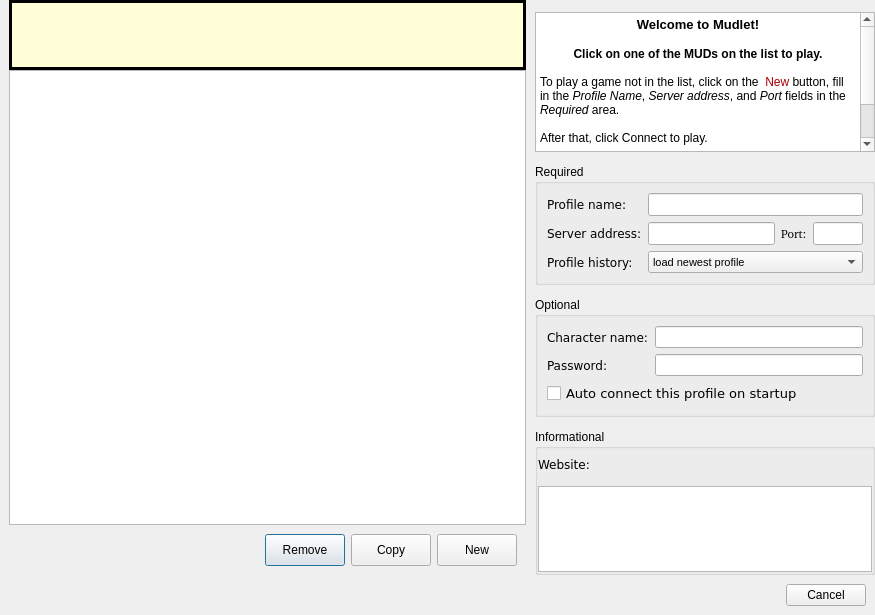
Mudlet/Mudlet, file src/ui/connection_profiles.ui: the form before one commit.
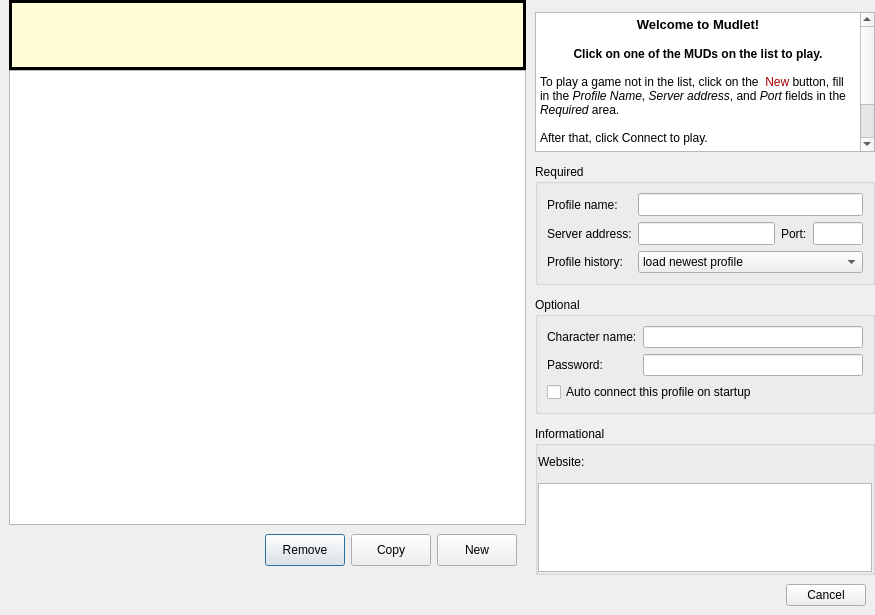
The form after the commit. Icons and pictures are not drawn.

Commit message:
Undid hardcoded fonts and sizes in connection dialog
User-selected desktop fonts and sizes should be used instead.

Patch:
```diff
--- a/src/ui/connection_profiles.ui
+++ b/src/ui/connection_profiles.ui
@@ -2282,12 +2282,6 @@
             </item>
             <item row="1" column="2">
              <widget class="QLabel" name="label_3">
-              <property name="font">
-               <font>
-                <family>Bitstream Charter</family>
-                <pointsize>9</pointsize>
-               </font>
-              </property>
               <property name="text">
                <string>Port:</string>
               </property>
@@ -2308,14 +2302,6 @@
             </item>
             <item row="0" column="0">
              <widget class="QLabel" name="label">
-              <property name="font">
-               <font>
-                <family>DejaVu Sans</family>
-                <pointsize>9</pointsize>
-                <weight>50</weight>
-                <bold>false</bold>
-               </font>
-              </property>
               <property name="text">
                <string>Profile name:</string>
               </property>
@@ -2357,12 +2343,6 @@
             </item>
             <item row="2" column="0">
              <widget class="QLabel" name="label_9">
-              <property name="font">
-               <font>
-                <family>DejaVu Sans</family>
-                <pointsize>9</pointsize>
-               </font>
-              </property>
               <property name="text">
                <string>Profile history:</string>
               </property>
@@ -2370,13 +2350,6 @@
             </item>
             <item row="1" column="0">
              <widget class="QLabel" name="label_2">
-              <property name="font">
-               <font>
-                <family>DejaVu Sans</family>
-                <pointsize>9</pointsize>
-                <underline>false</underline>
-               </font>
-              </property>
               <property name="text">
                <string>Server address:</string>
               </property>
@@ -2396,11 +2369,6 @@
                 <height>0</height>
                </size>
               </property>
-              <property name="font">
-               <font>
-                <pointsize>8</pointsize>
-               </font>
-              </property>
               <item>
                <property name="text">
                 <string>load newest profile</string>
@@ -2436,12 +2404,6 @@
            <layout class="QGridLayout" name="gridLayout_2">
             <item row="0" column="0">
              <widget class="QLabel" name="label_4">
-              <property name="font">
-               <font>
-                <family>DejaVu Sans</family>
-                <pointsize>9</pointsize>
-               </font>
-              </property>
               <property name="text">
                <string>Character name:</string>
               </property>
@@ -2459,12 +2421,6 @@
             </item>
             <item row="1" column="0">
              <widget class="QLabel" name="label_5">
-              <property name="font">
-               <font>
-                <family>DejaVu Sans</family>
-                <pointsize>9</pointsize>
-               </font>
-              </property>
               <property name="text">
                <string>Password:</string>
               </property>
@@ -2482,14 +2438,6 @@
             </item>
             <item row="2" column="0" colspan="2">
              <widget class="QCheckBox" name="autologin_checkBox">
-              <property name="font">
-               <font>
-                <family>DejaVu Sans</family>
-                <pointsize>10</pointsize>
-                <weight>50</weight>
-                <bold>false</bold>
-               </font>
-              </property>
               <property name="toolTip">
                <string>With this enabled, Mudlet will automatically start and connect on this profile when it is launched</string>
               </property>
@@ -2545,12 +2493,6 @@
                 <verstretch>0</verstretch>
                </sizepolicy>
               </property>
-              <property name="font">
-               <font>
-                <family>DejaVu Sans</family>
-                <pointsize>9</pointsize>
-               </font>
-              </property>
               <property name="text">
                <string>Website:</string>
               </property>
```
